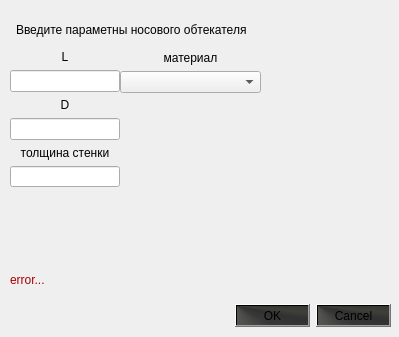
Soma247/Rocket, file Gui/Dialogs/setnoseconedialog.ui: the form before one commit.
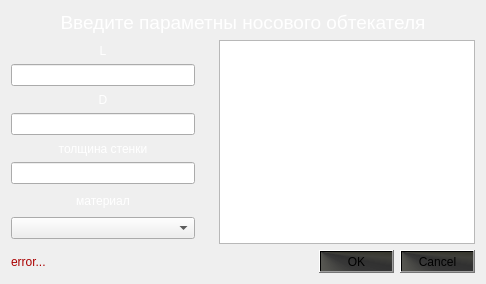
The form after the commit.

```diff
--- a/Gui/Dialogs/setnoseconedialog.ui
+++ b/Gui/Dialogs/setnoseconedialog.ui
@@ -6,8 +6,8 @@
    <rect>
     <x>0</x>
     <y>0</y>
-    <width>399</width>
-    <height>337</height>
+    <width>486</width>
+    <height>284</height>
    </rect>
   </property>
   <property name="windowTitle">
@@ -19,49 +19,178 @@
   <property name="styleSheet">
    <string notr="true">background-color: qconicalgradient(cx:0, cy:0.972, angle:170.1, stop:0 rgba(81, 81, 73, 69), stop:0.0224719 rgba(49, 49, 49, 255), stop:0.179775 rgba(19, 19, 17, 231), stop:0.258427 rgba(33, 33, 31, 222), stop:0.365169 rgba(24, 24, 24, 235), stop:0.483146 rgba(51, 51, 51, 250), stop:0.617978 rgba(21, 21, 19, 248), stop:0.724719 rgba(12, 12, 10, 252), stop:0.842697 rgba(5, 5, 4, 215), stop:0.921348 rgba(26, 22, 19, 234), stop:0.949438 rgba(58, 58, 51, 69), stop:1 rgba(74, 74, 57, 255));</string>
   </property>
-  <widget class="QDialogButtonBox" name="buttonBox">
-   <property name="geometry">
-    <rect>
-     <x>220</x>
-     <y>300</y>
-     <width>171</width>
-     <height>32</height>
-    </rect>
-   </property>
-   <property name="styleSheet">
-    <string notr="true">background-color: qconicalgradient(cx:0, cy:0, angle:170.1, stop:0 rgba(81, 81, 73, 69), stop:0.235955 rgba(92, 92, 83, 231), stop:0.353933 rgba(51, 51, 51, 250), stop:0.423533 rgba(49, 49, 49, 255), stop:0.477581 rgba(58, 58, 53, 248), stop:0.55 rgba(51, 51, 40, 255), stop:0.57754 rgba(58, 54, 37, 130), stop:0.625 rgba(58, 58, 51, 69), stop:0.921348 rgba(26, 22, 19, 234), stop:1 rgba(74, 74, 57, 255));</string>
-   </property>
-   <property name="orientation">
-    <enum>Qt::Horizontal</enum>
-   </property>
-   <property name="standardButtons">
-    <set>QDialogButtonBox::Cancel|QDialogButtonBox::Ok</set>
-   </property>
-  </widget>
+  <layout class="QGridLayout" name="gridLayout">
+   <item row="0" column="0">
+    <layout class="QVBoxLayout" name="verticalLayout_4">
+     <item>
   <widget class="QLabel" name="label">
-   <property name="geometry">
-    <rect>
-     <x>16</x>
-     <y>20</y>
-     <width>291</width>
-     <height>20</height>
-    </rect>
+       <property name="font">
+        <font>
+         <pointsize>14</pointsize>
+        </font>
    </property>
    <property name="styleSheet">
-    <string notr="true">background-color: qlineargradient(spread:pad, x1:0, y1:0, x2:1, y2:0, stop:0 rgba(0, 0, 0, 0), stop:1 rgba(0, 0, 0, 0));</string>
+        <string notr="true">background-color: qlineargradient(spread:pad, x1:0, y1:0, x2:1, y2:0, stop:0 rgba(0, 0, 0, 0), stop:1 rgba(0, 0, 0, 0));color: rgb(255, 255, 255);</string>
    </property>
    <property name="text">
     <string>Введите параметны носового обтекателя</string>
    </property>
-  </widget>
+       <property name="alignment">
+        <set>Qt::AlignCenter</set>
+       </property>
+      </widget>
+     </item>
+     <item>
+      <layout class="QVBoxLayout" name="verticalLayout_3">
+       <item>
+        <layout class="QHBoxLayout" name="horizontalLayout_2">
+         <item>
+          <layout class="QVBoxLayout" name="verticalLayout_2">
+           <item>
+            <layout class="QVBoxLayout" name="verticalLayout">
+             <item>
+              <widget class="QLabel" name="label_2">
+               <property name="maximumSize">
+                <size>
+                 <width>16777215</width>
+                 <height>15</height>
+                </size>
+               </property>
+               <property name="styleSheet">
+                <string notr="true">background-color: qlineargradient(spread:pad, x1:0, y1:0, x2:1, y2:0, stop:0 rgba(0, 0, 0, 0), stop:1 rgba(0, 0, 0, 0));
+color: rgb(255, 255, 255);</string>
+               </property>
+               <property name="text">
+                <string>L</string>
+               </property>
+               <property name="alignment">
+                <set>Qt::AlignCenter</set>
+               </property>
+              </widget>
+             </item>
+             <item>
+              <widget class="QLineEdit" name="le_L">
+               <property name="styleSheet">
+                <string notr="true">background-color: qconicalgradient(cx:0, cy:1, angle:281.613, stop:0.0224719 rgba(130, 15, 15, 213), stop:0.162011 rgba(147, 42, 32, 231), stop:0.258427 rgba(206, 29, 4, 174), stop:0.365169 rgba(128, 26, 26, 199), stop:0.47486 rgba(185, 45, 38, 181), stop:0.483146 rgba(126, 58, 44, 209), stop:0.625698 rgba(124, 25, 0, 211), stop:0.724719 rgba(152, 19, 0, 159), stop:0.842697 rgba(193, 37, 37, 215), stop:0.921348 rgba(209, 26, 0, 234), stop:0.949438 rgba(199, 35, 35, 206), stop:1 rgba(74, 74, 57, 255));</string>
+               </property>
+              </widget>
+             </item>
+             <item>
+              <widget class="QLabel" name="label_3">
+               <property name="maximumSize">
+                <size>
+                 <width>16777215</width>
+                 <height>15</height>
+                </size>
+               </property>
+               <property name="styleSheet">
+                <string notr="true">background-color: qlineargradient(spread:pad, x1:0, y1:0, x2:1, y2:0, stop:0 rgba(0, 0, 0, 0), stop:1 rgba(0, 0, 0, 0));color: rgb(255, 255, 255);</string>
+               </property>
+               <property name="text">
+                <string>D</string>
+               </property>
+               <property name="alignment">
+                <set>Qt::AlignCenter</set>
+               </property>
+              </widget>
+             </item>
+             <item>
+              <widget class="QLineEdit" name="le_D">
+               <property name="styleSheet">
+                <string notr="true">background-color: qconicalgradient(cx:0, cy:1, angle:281.613, stop:0.0224719 rgba(130, 15, 15, 213), stop:0.162011 rgba(147, 42, 32, 231), stop:0.258427 rgba(206, 29, 4, 174), stop:0.365169 rgba(128, 26, 26, 199), stop:0.47486 rgba(185, 45, 38, 181), stop:0.483146 rgba(126, 58, 44, 209), stop:0.625698 rgba(124, 25, 0, 211), stop:0.724719 rgba(152, 19, 0, 159), stop:0.842697 rgba(193, 37, 37, 215), stop:0.921348 rgba(209, 26, 0, 234), stop:0.949438 rgba(199, 35, 35, 206), stop:1 rgba(74, 74, 57, 255));</string>
+               </property>
+              </widget>
+             </item>
+             <item>
+              <widget class="QLabel" name="label_4">
+               <property name="maximumSize">
+                <size>
+                 <width>16777215</width>
+                 <height>15</height>
+                </size>
+               </property>
+               <property name="styleSheet">
+                <string notr="true">background-color: qlineargradient(spread:pad, x1:0, y1:0, x2:1, y2:0, stop:0 rgba(0, 0, 0, 0), stop:1 rgba(0, 0, 0, 0));color: rgb(255, 255, 255);</string>
+               </property>
+               <property name="text">
+                <string>толщина стенки</string>
+               </property>
+               <property name="alignment">
+                <set>Qt::AlignCenter</set>
+               </property>
+              </widget>
+             </item>
+             <item>
+              <widget class="QLineEdit" name="le_delt">
+               <property name="styleSheet">
+                <string notr="true">background-color: qconicalgradient(cx:0, cy:1, angle:281.613, stop:0.0224719 rgba(130, 15, 15, 213), stop:0.162011 rgba(147, 42, 32, 231), stop:0.258427 rgba(206, 29, 4, 174), stop:0.365169 rgba(128, 26, 26, 199), stop:0.47486 rgba(185, 45, 38, 181), stop:0.483146 rgba(126, 58, 44, 209), stop:0.625698 rgba(124, 25, 0, 211), stop:0.724719 rgba(152, 19, 0, 159), stop:0.842697 rgba(193, 37, 37, 215), stop:0.921348 rgba(209, 26, 0, 234), stop:0.949438 rgba(199, 35, 35, 206), stop:1 rgba(74, 74, 57, 255));</string>
+               </property>
+              </widget>
+             </item>
+            </layout>
+           </item>
+           <item>
+            <widget class="QLabel" name="label_5">
+             <property name="maximumSize">
+              <size>
+               <width>16777215</width>
+               <height>15</height>
+              </size>
+             </property>
+             <property name="styleSheet">
+              <string notr="true">background-color: qlineargradient(spread:pad, x1:0, y1:0, x2:1, y2:0, stop:0 rgba(0, 0, 0, 0), stop:1 rgba(0, 0, 0, 0));color: rgb(255, 255, 255);</string>
+             </property>
+             <property name="text">
+              <string>материал</string>
+             </property>
+             <property name="alignment">
+              <set>Qt::AlignCenter</set>
+             </property>
+            </widget>
+           </item>
+           <item>
+            <widget class="QComboBox" name="mat_comboBox">
+             <property name="styleSheet">
+              <string notr="true">background-color: qconicalgradient(cx:0, cy:0.625, angle:281.613, stop:0.0224719 rgba(130, 15, 15, 213), stop:0.162011 rgba(147, 42, 32, 231), stop:0.258427 rgba(206, 29, 4, 174), stop:0.365169 rgba(128, 26, 26, 199), stop:0.47486 rgba(185, 45, 38, 181), stop:0.483146 rgba(126, 58, 44, 209), stop:0.625698 rgba(124, 25, 0, 211), stop:0.724719 rgba(152, 19, 0, 159), stop:0.842697 rgba(193, 37, 37, 215), stop:0.921348 rgba(209, 26, 0, 234), stop:0.949438 rgba(199, 35, 35, 206), stop:1 rgba(118, 25, 25, 224));</string>
+             </property>
+            </widget>
+           </item>
+          </layout>
+         </item>
+         <item>
+          <spacer name="verticalSpacer">
+           <property name="orientation">
+            <enum>Qt::Vertical</enum>
+           </property>
+           <property name="sizeHint" stdset="0">
+            <size>
+             <width>18</width>
+             <height>288</height>
+            </size>
+           </property>
+          </spacer>
+         </item>
+         <item>
+          <widget class="QGraphicsView" name="graphicsView">
+           <property name="minimumSize">
+            <size>
+             <width>250</width>
+             <height>200</height>
+            </size>
+           </property>
+          </widget>
+         </item>
+        </layout>
+       </item>
+       <item>
+        <layout class="QHBoxLayout" name="horizontalLayout">
+         <item>
   <widget class="QLabel" name="label_warning">
-   <property name="geometry">
-    <rect>
-     <x>10</x>
-     <y>270</y>
-     <width>371</width>
-     <height>20</height>
-    </rect>
+           <property name="minimumSize">
+            <size>
+             <width>300</width>
+             <height>0</height>
+            </size>
    </property>
    <property name="palette">
     <palette>
@@ -287,110 +416,27 @@
     <string>error...</string>
    </property>
   </widget>
-  <widget class="QWidget" name="layoutWidget">
-   <property name="geometry">
-    <rect>
-     <x>10</x>
-     <y>50</y>
-     <width>110</width>
-     <height>137</height>
-    </rect>
-   </property>
-   <layout class="QVBoxLayout" name="verticalLayout">
-    <item>
-     <widget class="QLabel" name="label_2">
-      <property name="styleSheet">
-       <string notr="true">background-color: qlineargradient(spread:pad, x1:0, y1:0, x2:1, y2:0, stop:0 rgba(0, 0, 0, 0), stop:1 rgba(0, 0, 0, 0));</string>
-      </property>
-      <property name="text">
-       <string>L</string>
-      </property>
-      <property name="alignment">
-       <set>Qt::AlignCenter</set>
-      </property>
-     </widget>
     </item>
     <item>
-     <widget class="QLineEdit" name="le_L">
+          <widget class="QDialogButtonBox" name="buttonBox">
       <property name="styleSheet">
-       <string notr="true">background-color: qconicalgradient(cx:0, cy:1, angle:281.613, stop:0.0224719 rgba(130, 15, 15, 213), stop:0.162011 rgba(147, 42, 32, 231), stop:0.258427 rgba(206, 29, 4, 174), stop:0.365169 rgba(128, 26, 26, 199), stop:0.47486 rgba(185, 45, 38, 181), stop:0.483146 rgba(126, 58, 44, 209), stop:0.625698 rgba(124, 25, 0, 211), stop:0.724719 rgba(152, 19, 0, 159), stop:0.842697 rgba(193, 37, 37, 215), stop:0.921348 rgba(209, 26, 0, 234), stop:0.949438 rgba(199, 35, 35, 206), stop:1 rgba(74, 74, 57, 255));</string>
-      </property>
-     </widget>
-    </item>
-    <item>
-     <widget class="QLabel" name="label_3">
-      <property name="styleSheet">
-       <string notr="true">background-color: qlineargradient(spread:pad, x1:0, y1:0, x2:1, y2:0, stop:0 rgba(0, 0, 0, 0), stop:1 rgba(0, 0, 0, 0));</string>
-      </property>
-      <property name="text">
-       <string>D</string>
-      </property>
-      <property name="alignment">
-       <set>Qt::AlignCenter</set>
-      </property>
-     </widget>
-    </item>
-    <item>
-     <widget class="QLineEdit" name="le_D">
-      <property name="styleSheet">
-       <string notr="true">background-color: qconicalgradient(cx:0, cy:1, angle:281.613, stop:0.0224719 rgba(130, 15, 15, 213), stop:0.162011 rgba(147, 42, 32, 231), stop:0.258427 rgba(206, 29, 4, 174), stop:0.365169 rgba(128, 26, 26, 199), stop:0.47486 rgba(185, 45, 38, 181), stop:0.483146 rgba(126, 58, 44, 209), stop:0.625698 rgba(124, 25, 0, 211), stop:0.724719 rgba(152, 19, 0, 159), stop:0.842697 rgba(193, 37, 37, 215), stop:0.921348 rgba(209, 26, 0, 234), stop:0.949438 rgba(199, 35, 35, 206), stop:1 rgba(74, 74, 57, 255));</string>
-      </property>
-     </widget>
-    </item>
-    <item>
-     <widget class="QLabel" name="label_4">
-      <property name="styleSheet">
-       <string notr="true">background-color: qlineargradient(spread:pad, x1:0, y1:0, x2:1, y2:0, stop:0 rgba(0, 0, 0, 0), stop:1 rgba(0, 0, 0, 0));</string>
-      </property>
-      <property name="text">
-       <string>толщина стенки</string>
-      </property>
-      <property name="alignment">
-       <set>Qt::AlignCenter</set>
-      </property>
-     </widget>
-    </item>
-    <item>
-     <widget class="QLineEdit" name="le_delt">
-      <property name="styleSheet">
-       <string notr="true">background-color: qconicalgradient(cx:0, cy:1, angle:281.613, stop:0.0224719 rgba(130, 15, 15, 213), stop:0.162011 rgba(147, 42, 32, 231), stop:0.258427 rgba(206, 29, 4, 174), stop:0.365169 rgba(128, 26, 26, 199), stop:0.47486 rgba(185, 45, 38, 181), stop:0.483146 rgba(126, 58, 44, 209), stop:0.625698 rgba(124, 25, 0, 211), stop:0.724719 rgba(152, 19, 0, 159), stop:0.842697 rgba(193, 37, 37, 215), stop:0.921348 rgba(209, 26, 0, 234), stop:0.949438 rgba(199, 35, 35, 206), stop:1 rgba(74, 74, 57, 255));</string>
-      </property>
-     </widget>
-    </item>
-   </layout>
-  </widget>
-  <widget class="QWidget" name="layoutWidget">
-   <property name="geometry">
-    <rect>
-     <x>120</x>
-     <y>50</y>
-     <width>141</width>
-     <height>43</height>
-    </rect>
-   </property>
-   <layout class="QVBoxLayout" name="verticalLayout_2">
-    <item>
-     <widget class="QLabel" name="label_5">
-      <property name="styleSheet">
-       <string notr="true">background-color: qlineargradient(spread:pad, x1:0, y1:0, x2:1, y2:0, stop:0 rgba(0, 0, 0, 0), stop:1 rgba(0, 0, 0, 0));</string>
-      </property>
-      <property name="text">
-       <string>материал</string>
-      </property>
-      <property name="alignment">
-       <set>Qt::AlignCenter</set>
-      </property>
-     </widget>
-    </item>
-    <item>
-     <widget class="QComboBox" name="mat_comboBox">
-      <property name="styleSheet">
-       <string notr="true">background-color: qconicalgradient(cx:0, cy:1, angle:281.613, stop:0.0224719 rgba(130, 15, 15, 213), stop:0.162011 rgba(147, 42, 32, 231), stop:0.258427 rgba(206, 29, 4, 174), stop:0.365169 rgba(128, 26, 26, 199), stop:0.47486 rgba(185, 45, 38, 181), stop:0.483146 rgba(126, 58, 44, 209), stop:0.625698 rgba(124, 25, 0, 211), stop:0.724719 rgba(152, 19, 0, 159), stop:0.842697 rgba(193, 37, 37, 215), stop:0.921348 rgba(209, 26, 0, 234), stop:0.949438 rgba(199, 35, 35, 206), stop:1 rgba(74, 74, 57, 255));</string>
-      </property>
-     </widget>
-    </item>
-   </layout>
-  </widget>
+            <string notr="true">background-color: qconicalgradient(cx:0, cy:0, angle:170.1, stop:0 rgba(81, 81, 73, 69), stop:0.235955 rgba(92, 92, 83, 231), stop:0.353933 rgba(51, 51, 51, 250), stop:0.423533 rgba(49, 49, 49, 255), stop:0.477581 rgba(58, 58, 53, 248), stop:0.55 rgba(51, 51, 40, 255), stop:0.57754 rgba(58, 54, 37, 130), stop:0.625 rgba(58, 58, 51, 69), stop:0.921348 rgba(26, 22, 19, 234), stop:1 rgba(74, 74, 57, 255));</string>
+           </property>
+           <property name="orientation">
+            <enum>Qt::Horizontal</enum>
+           </property>
+           <property name="standardButtons">
+            <set>QDialogButtonBox::Cancel|QDialogButtonBox::Ok</set>
+           </property>
+          </widget>
+         </item>
+        </layout>
+       </item>
+      </layout>
+     </item>
+    </layout>
+   </item>
+  </layout>
  </widget>
  <resources/>
  <connections>
```
Lines whose indentation alone changed are shown as unchanged.
